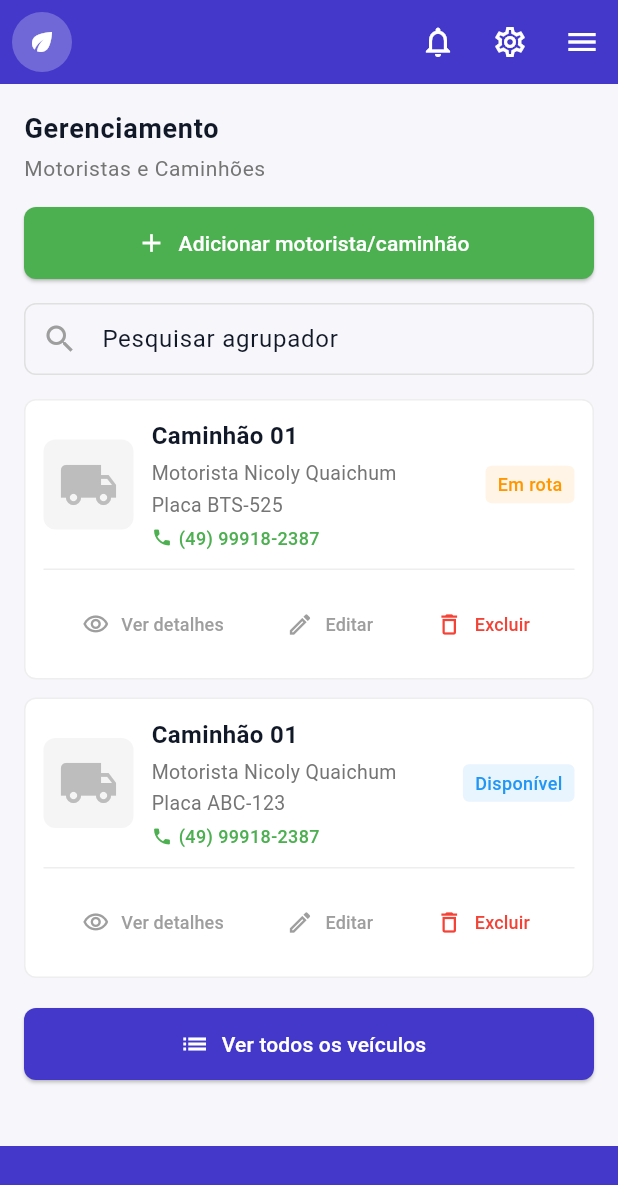
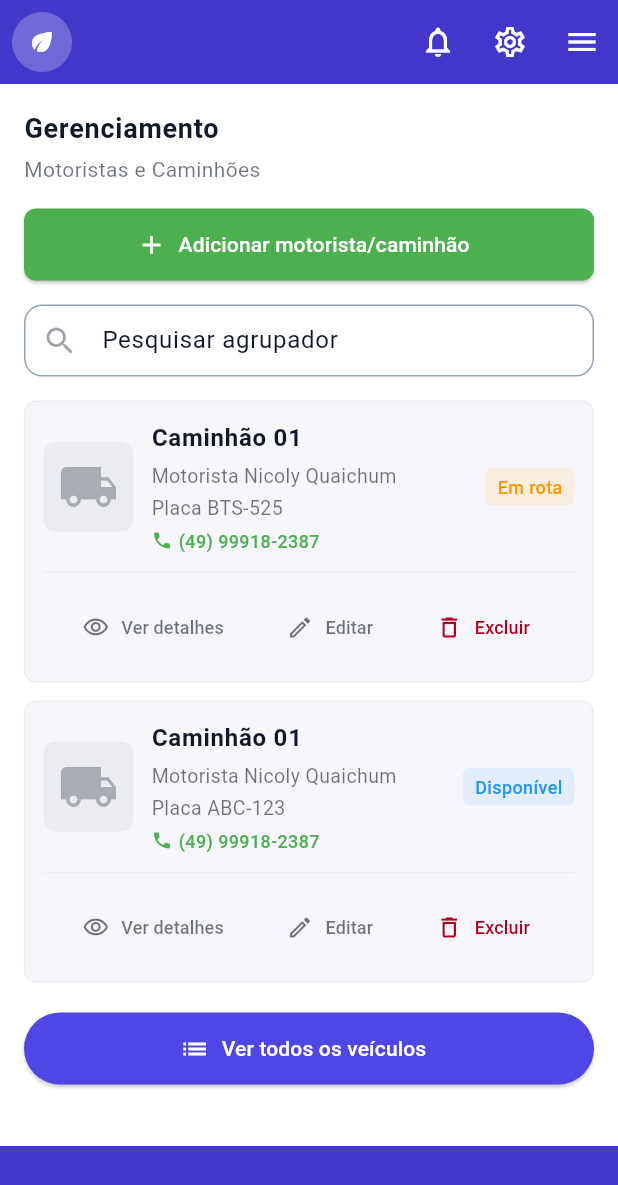
Before and after one commit to BrunoTochetto/PUNC, a Flutter app: the GerenciamentoPage screen opened directly, on a phone screen of 412 x 824 dp. Shown: the top 1185 px of the screen. Run offline on Flutter 3.47's test engine with Material 3 defaults, Android fonts, the phone set to English and light mode, and no system bars.

Commit message:
Padronização Cores 1
Primeira organização das cores (precisa de mais fixes)

```diff
--- a/punc/lib/main.dart
+++ b/punc/lib/main.dart
@@ -1,6 +1,8 @@
 import 'package:flutter/material.dart';
 import './nucleo/temas/appTheme.dart';
 import './source/views/cronograma.dart';
+import './source/views/gerenciamento.dart';
+import './source/views/perfil.dart';
 
 
 void main() {
@@ -8,7 +10,7 @@ void main() {
     MaterialApp(
       theme: PUNCAppTheme.theme,
       darkTheme: PUNCAppTheme.darkTheme,
-      home: CronogramaPage(),
+      home: PerfilPage(),
 
     )
   );
--- a/punc/lib/source/views/cronograma.dart
+++ b/punc/lib/source/views/cronograma.dart
@@ -7,7 +7,6 @@ class CronogramaPage extends StatelessWidget {
   @override
   Widget build(BuildContext context) {
     final theme = Theme.of(context);
-    final colorScheme = theme.colorScheme;
 
     return Scaffold(
       // scaffoldBackgroundColor já está definido no PUNCAppTheme
--- a/punc/lib/source/views/gerenciamento.dart
+++ b/punc/lib/source/views/gerenciamento.dart
@@ -1,6 +1,5 @@
 import 'package:flutter/material.dart';
-import '/nucleo/temas/appCores.dart';
-import '/source/widgets/card_veiculo.dart';
+import '../widgets/card_veiculo.dart';
 
 class GerenciamentoPage extends StatefulWidget {
   const GerenciamentoPage({super.key});
@@ -20,31 +19,28 @@ class _GerenciamentoPageState extends State<GerenciamentoPage> {
 
   @override
   Widget build(BuildContext context) {
+    final theme = Theme.of(context);
+    final colorScheme = theme.colorScheme;
+
     return Scaffold(
-      backgroundColor: PUNCCores.claroSuperficie,
       appBar: AppBar(
-        backgroundColor: PUNCCores.claroAppBar,
-        elevation: 0,
-        leading: Padding(
-          padding: const EdgeInsets.all(8.0),
+        leading: const Padding(
+          padding: EdgeInsets.all(8.0),
           child: CircleAvatar(
             backgroundColor: Colors.white24,
-            child: Icon(Icons.eco, color: PUNCCores.claroOnAppBar, size: 20),
+            child: Icon(Icons.eco, color: Colors.white, size: 20),
           ),
         ),
         actions: [
           IconButton(
-            icon: Icon(Icons.notifications_none, color: PUNCCores.claroOnAppBar),
+            icon: const Icon(Icons.notifications_none),
             onPressed: () {},
           ),
           IconButton(
-            icon: Icon(Icons.settings_outlined, color: PUNCCores.claroOnAppBar),
+            icon: const Icon(Icons.settings_outlined),
             onPressed: () {},
           ),
-          IconButton(
-            icon: Icon(Icons.menu, color: PUNCCores.claroOnAppBar),
-            onPressed: () {},
-          ),
+          IconButton(icon: const Icon(Icons.menu), onPressed: () {}),
         ],
       ),
       body: Column(
@@ -57,18 +53,18 @@ class _GerenciamentoPageState extends State<GerenciamentoPage> {
                 children: [
                   Text(
                     'Gerenciamento',
-                    style: Theme.of(context).textTheme.bodyLarge?.copyWith(
-                          fontWeight: FontWeight.w600,
-                          fontSize: 18,
-                        ),
+                    style: theme.textTheme.bodyLarge?.copyWith(
+                      fontWeight: FontWeight.w600,
+                      fontSize: 18,
+                    ),
                   ),
                   const SizedBox(height: 4),
                   Text(
                     'Motoristas e Caminhões',
-                    style: Theme.of(context).textTheme.bodySmall?.copyWith(
-                          color: Colors.grey[600],
-                          fontSize: 14,
-                        ),
+                    style: theme.textTheme.bodyMedium?.copyWith(
+                      color: colorScheme.onSurface.withOpacity(0.6),
+                      fontSize: 14,
+                    ),
                   ),
                   const SizedBox(height: 16),
                   SizedBox(
@@ -79,7 +75,9 @@ class _GerenciamentoPageState extends State<GerenciamentoPage> {
                       icon: const Icon(Icons.add, size: 20),
                       label: const Text('Adicionar motorista/caminhão'),
                       style: ElevatedButton.styleFrom(
-                        backgroundColor: const Color(0xFF4CAF50),
+                        backgroundColor: const Color(
+                          0xFF4CAF50,
+                        ), // Cor semântica mantida
                         foregroundColor: Colors.white,
                         shape: RoundedRectangleBorder(
                           borderRadius: BorderRadius.circular(8),
@@ -92,14 +90,10 @@ class _GerenciamentoPageState extends State<GerenciamentoPage> {
                     controller: _searchController,
                     decoration: InputDecoration(
                       hintText: 'Pesquisar agrupador',
-                      prefixIcon: const Icon(Icons.search, color: Colors.grey),
-                      border: OutlineInputBorder(
-                        borderRadius: BorderRadius.circular(8),
-                        borderSide: const BorderSide(color: Colors.grey),
-                      ),
-                      enabledBorder: OutlineInputBorder(
-                        borderRadius: BorderRadius.circular(8),
-                        borderSide: BorderSide(color: Colors.grey[300]!),
+                      hintStyle: theme.inputDecorationTheme.hintStyle,
+                      prefixIcon: Icon(
+                        Icons.search,
+                        color: colorScheme.onSurface.withOpacity(0.4),
                       ),
                       contentPadding: const EdgeInsets.symmetric(vertical: 12),
                     ),
@@ -130,23 +124,13 @@ class _GerenciamentoPageState extends State<GerenciamentoPage> {
                       onPressed: () {},
                       icon: const Icon(Icons.list, size: 20),
                       label: const Text('Ver todos os veículos'),
-                      style: ElevatedButton.styleFrom(
-                        backgroundColor: PUNCCores.claroAppBar,
-                        foregroundColor: Colors.white,
-                        shape: RoundedRectangleBorder(
-                          borderRadius: BorderRadius.circular(8),
-                        ),
-                      ),
                     ),
                   ),
                 ],
               ),
             ),
           ),
-          Container(
-            height: 60,
-            color: PUNCCores.claroAppBar,
-          ),
+          Container(height: 60, color: theme.appBarTheme.backgroundColor),
         ],
       ),
     );
--- a/punc/lib/source/widgets/card_veiculo.dart
+++ b/punc/lib/source/widgets/card_veiculo.dart
@@ -26,11 +26,14 @@ class CardVeiculo extends StatelessWidget {
 
   @override
   Widget build(BuildContext context) {
+    final theme = Theme.of(context);
+    final colorScheme = theme.colorScheme;
+
     return Container(
       decoration: BoxDecoration(
-        color: Colors.white,
+        color: colorScheme.surface,
         borderRadius: BorderRadius.circular(8),
-        border: Border.all(color: Colors.grey[200]!),
+        border: Border.all(color: theme.dividerColor.withOpacity(0.1)),
       ),
       padding: const EdgeInsets.all(12),
       child: Column(
@@ -43,12 +46,12 @@ class CardVeiculo extends StatelessWidget {
                 width: 60,
                 height: 60,
                 decoration: BoxDecoration(
-                  color: Colors.grey[100],
+                  color: colorScheme.onSurface.withOpacity(0.05),
                   borderRadius: BorderRadius.circular(8),
                 ),
                 child: Icon(
                   Icons.local_shipping,
-                  color: Colors.grey[400],
+                  color: colorScheme.onSurface.withOpacity(0.3),
                   size: 40,
                 ),
               ),
@@ -59,7 +62,7 @@ class CardVeiculo extends StatelessWidget {
                   children: [
                     Text(
                       title,
-                      style: const TextStyle(
+                      style: theme.textTheme.bodyLarge?.copyWith(
                         fontWeight: FontWeight.w600,
                         fontSize: 16,
                       ),
@@ -67,16 +70,16 @@ class CardVeiculo extends StatelessWidget {
                     const SizedBox(height: 4),
                     Text(
                       driver,
-                      style: TextStyle(
-                        color: Colors.grey[600],
+                      style: theme.textTheme.bodyMedium?.copyWith(
+                        color: colorScheme.onSurface.withOpacity(0.6),
                         fontSize: 13,
                       ),
                     ),
                     const SizedBox(height: 2),
                     Text(
                       plate,
-                      style: TextStyle(
-                        color: Colors.grey[600],
+                      style: theme.textTheme.bodyMedium?.copyWith(
+                        color: colorScheme.onSurface.withOpacity(0.6),
                         fontSize: 13,
                       ),
                     ),
@@ -129,7 +132,7 @@ class CardVeiculo extends StatelessWidget {
           ),
           const SizedBox(height: 12),
           Divider(
-            color: Colors.grey[200],
+            color: theme.dividerColor.withOpacity(0.1),
             height: 1,
           ),
           const SizedBox(height: 12),
@@ -137,19 +140,22 @@ class CardVeiculo extends StatelessWidget {
             mainAxisAlignment: MainAxisAlignment.spaceEvenly,
             children: [
               _buildActionButton(
+                context,
                 icon: Icons.visibility_outlined,
                 label: 'Ver detalhes',
                 onPressed: onDetails ?? () {},
               ),
               _buildActionButton(
+                context,
                 icon: Icons.edit_outlined,
                 label: 'Editar',
                 onPressed: onEdit ?? () {},
               ),
               _buildActionButton(
+                context,
                 icon: Icons.delete_outline,
                 label: 'Excluir',
-                textColor: Colors.red,
+                textColor: colorScheme.error,
                 onPressed: onDelete ?? () {},
               ),
             ],
@@ -159,19 +165,23 @@ class CardVeiculo extends StatelessWidget {
     );
   }
 
-  Widget _buildActionButton({
+  Widget _buildActionButton(
+    BuildContext context, {
     required IconData icon,
     required String label,
     required VoidCallback onPressed,
-    Color textColor = Colors.grey,
+    Color? textColor,
   }) {
+    final theme = Theme.of(context);
+    final color = textColor ?? theme.colorScheme.onSurface.withOpacity(0.6);
+
     return TextButton.icon(
       onPressed: onPressed,
-      icon: Icon(icon, size: 18, color: textColor),
+      icon: Icon(icon, size: 18, color: color),
       label: Text(
         label,
         style: TextStyle(
-          color: textColor,
+          color: color,
           fontSize: 12,
         ),
       ),
```
Also changed, not shown: punc/lib/source/views/perfil.dart (+17 -20 lines), punc/lib/source/widgets/card_info_perfil.dart (+9 -6 lines).
